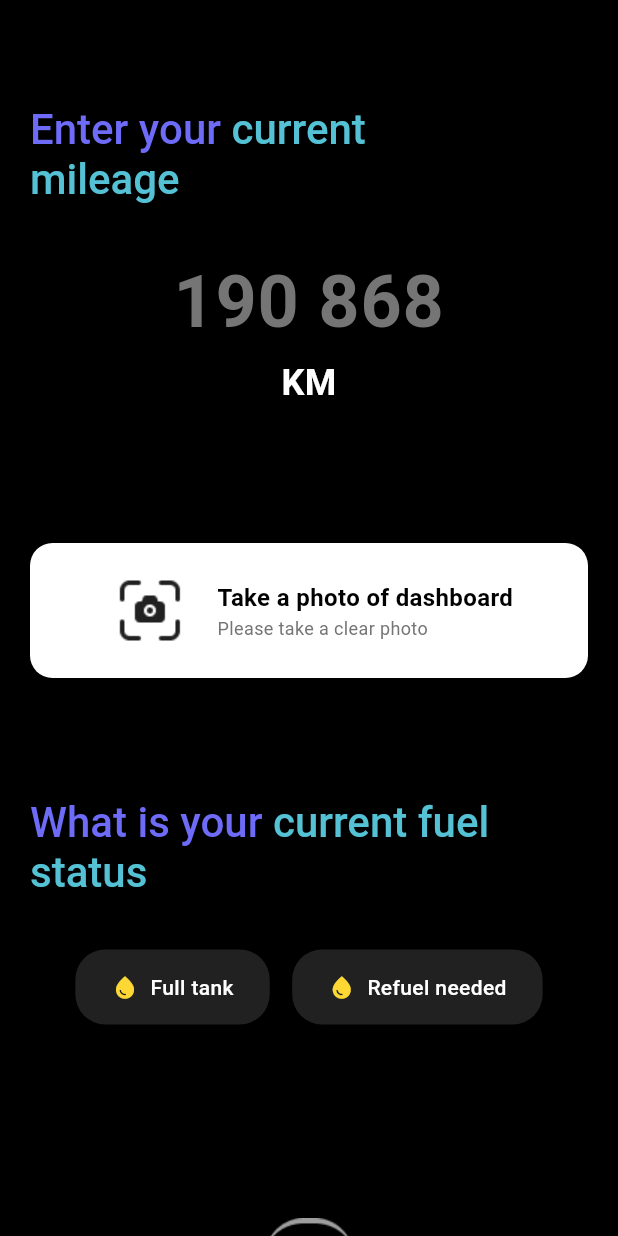
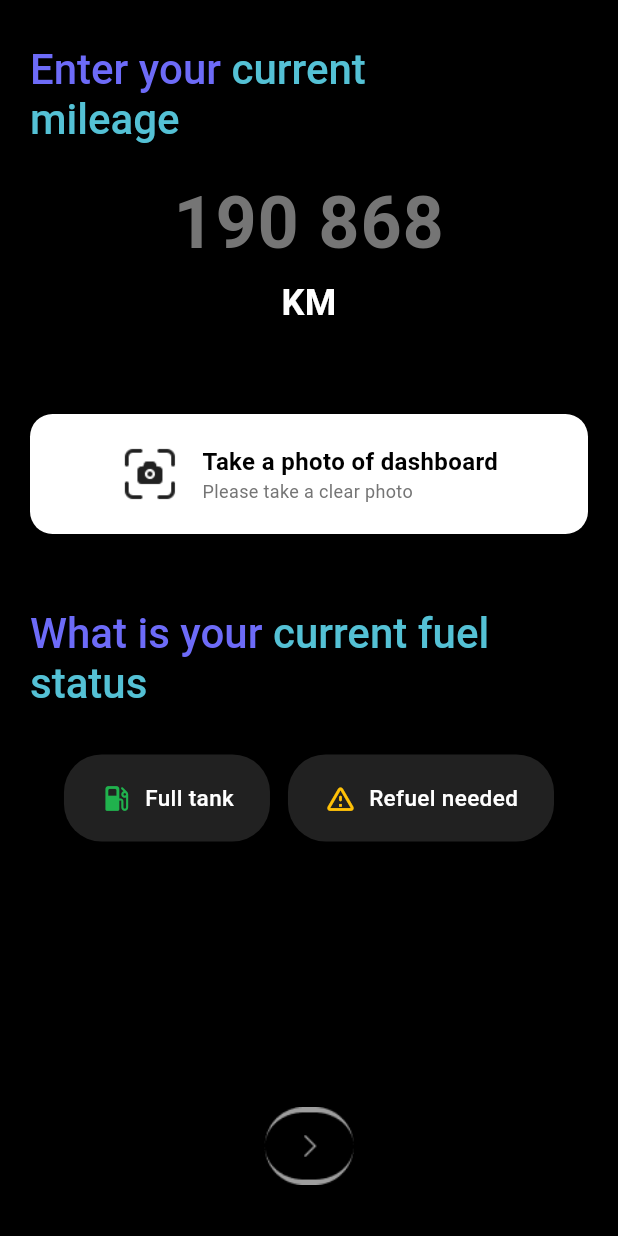
Before and after one commit to DriveOrbit/Driveorbit-App, a Flutter app: the MileageForm screen opened directly, on a phone screen of 412 x 824 dp. Run offline on Flutter 3.47's test engine with Material 3 defaults, Android fonts, the phone set to English and light mode, and no system bars; our stand-ins replace cloud_firestore, firebase_auth, firebase_core, flutter_otp_text_field, flutter_screenutil, geolocator and 4 more; missing offline and left inert: mobile_scanner; accounts and stored records are empty.

Commit message:
feat add custom close icon and change style in form filling

```diff
--- a/lib/Screens/form/page2.dart
+++ b/lib/Screens/form/page2.dart
@@ -65,14 +65,16 @@ class _MileageFormState extends State<MileageForm>
   Widget build(BuildContext context) {
     return Scaffold(
       backgroundColor: Colors.black,
-      body: SingleChildScrollView(
+      body: SafeArea(
         child: Padding(
-          padding: const EdgeInsets.symmetric(horizontal: 20.0, vertical: 70.0),
+          padding: const EdgeInsets.symmetric(horizontal: 20.0, vertical: 10.0),
           child: Column(
             crossAxisAlignment: CrossAxisAlignment.start,
             children: [
-              // Header
-              RichText(
+              // Header - reduced flex and added explicit padding
+              Padding(
+                padding: const EdgeInsets.only(top: 20.0, bottom: 10.0),
+                child: RichText(
                   text: const TextSpan(
                     children: [
                       TextSpan(
@@ -93,10 +95,12 @@ class _MileageFormState extends State<MileageForm>
                     ],
                   ),
                 ),
-              const SizedBox(height: 30),
+              ),
 
               // Mileage Display
-              Center(
+              Container(
+                height: 120, // Fixed height
+                child: Center(
                   child: Column(
                     mainAxisAlignment: MainAxisAlignment.center,
                     crossAxisAlignment: CrossAxisAlignment.stretch,
@@ -136,10 +140,14 @@ class _MileageFormState extends State<MileageForm>
                     ],
                   ),
                 ),
-              const SizedBox(height: 90),
+              ),
 
-              // Camera Button
-              GestureDetector(
+              const SizedBox(height: 50), // Add spacing
+
+              // Camera Button - fixed height container
+              Container(
+                height: 80, // Fixed height
+                child: GestureDetector(
                   onTap: () {/* Add camera logic */},
                   child: Container(
                     width: double.infinity,
@@ -153,10 +161,12 @@ class _MileageFormState extends State<MileageForm>
                       children: [
                         Image.asset(
                           'assets/icons/Camera.png',
-                        width: 60,
+                          width: 40,
+                          height: 40,
                         ),
                         const SizedBox(width: 15),
                         Column(
+                          mainAxisSize: MainAxisSize.min,
                           crossAxisAlignment: CrossAxisAlignment.start,
                           children: [
                             const Text(
@@ -177,10 +187,14 @@ class _MileageFormState extends State<MileageForm>
                     ),
                   ),
                 ),
-              const SizedBox(height: 80),
+              ),
+
+              const SizedBox(height: 50), // Add spacing
 
               // Fuel Status Header
-              RichText(
+              Padding(
+                padding: const EdgeInsets.only(bottom: 20.0),
+                child: RichText(
                   text: const TextSpan(
                     children: [
                       TextSpan(
@@ -200,11 +214,11 @@ class _MileageFormState extends State<MileageForm>
                     ],
                   ),
                 ),
-              const SizedBox(height: 20),
+              ),
 
-              // Fuel Status Selection
-              SizedBox(
-                height: 80, // Fixed height for fuel status area
+              // Fuel Status Selection - increased fixed height
+              Container(
+                height: 80, // Increased height from 60 to 80
                 child: AnimatedBuilder(
                   animation: _animationController,
                   builder: (context, child) {
@@ -216,10 +230,12 @@ class _MileageFormState extends State<MileageForm>
                 ),
               ),
 
-              const SizedBox(height: 100),
+              // Spacer to push button to bottom
+              const Spacer(),
 
               // Next Button
-              Align(
+              Container(
+                height: 100, // Fixed height
                 alignment: Alignment.center,
                 child: SizedBox(
                   width: 80,
@@ -257,10 +273,15 @@ class _MileageFormState extends State<MileageForm>
     if (isFullTank == null) {
       return Row(
         mainAxisAlignment: MainAxisAlignment.center,
+        // Wrap in Flexible to handle potential overflow
         children: [
-          _buildFuelStatusButton("Full tank", true),
-          const SizedBox(width: 15),
-          _buildFuelStatusButton("Refuel needed", false),
+          Flexible(
+            child: _buildFuelStatusButton("Full tank", true),
+          ),
+          const SizedBox(width: 12), // Reduced spacing to prevent overflow
+          Flexible(
+            child: _buildFuelStatusButton("Refuel needed", false),
+          ),
         ],
       );
     } else {
@@ -271,34 +292,79 @@ class _MileageFormState extends State<MileageForm>
 
   Widget _buildFuelStatusButton(String text, bool value) {
     final isSelected = isFullTank == value;
+
+    // Define colors based on selection and button type
+    final Color iconColor = value
+        ? const Color(0xFF20b24d) // Green for full tank
+        : Colors.amber; // Amber for refuel needed
+
+    final Color borderColor = value
+        ? const Color(0xFF20b24d) // Green border for full tank
+        : Colors.amber; // Amber border for refuel needed
+
+    final Color bgColor = isSelected
+        ? Colors.black
+            .withOpacity(0.7) // Slightly transparent black when selected
+        : Colors.grey.shade900; // Default background
+
+    // Button icon based on type
+    final IconData buttonIcon = value
+        ? Icons.local_gas_station_rounded // Gas station icon for full tank
+        : Icons.warning_amber_rounded; // Warning icon for refuel needed
+
     return GestureDetector(
       onTap: () => _handleFuelStatusTap(value),
       child: AnimatedContainer(
         duration: const Duration(milliseconds: 300),
-        padding: const EdgeInsets.symmetric(vertical: 15, horizontal: 24),
+        // Adjust padding to be slightly smaller to fix overflow
+        padding: const EdgeInsets.symmetric(vertical: 18, horizontal: 24),
         decoration: BoxDecoration(
-          color: Colors.grey.shade900,
-          borderRadius: BorderRadius.circular(20),
-          border: isSelected
-              ? Border.all(color: const Color(0xFF6D6BF8), width: 2)
+          color: bgColor,
+          gradient: isSelected
+              ? LinearGradient(
+                  begin: Alignment.topLeft,
+                  end: Alignment.bottomRight,
+                  colors: [
+                    value
+                        ? const Color(0xFF1a8538).withOpacity(0.3)
+                        : Colors.amber.shade700.withOpacity(0.3),
+                    bgColor,
+                  ],
+                )
               : null,
+          borderRadius: BorderRadius.circular(25), // Increased border radius
+          border: Border.all(
+            color: isSelected ? borderColor : Colors.transparent,
+            width: isSelected ? 2.5 : 0, // Slightly thicker border
+          ),
+          boxShadow: [
+            if (isSelected)
+              BoxShadow(
+                color: borderColor.withOpacity(0.5),
+                blurRadius: 10, // Increased blur
+                spreadRadius: 2, // Increased spread
+              ),
+          ],
         ),
         child: Row(
           mainAxisSize: MainAxisSize.min,
           children: [
             Icon(
-              Icons.water_drop,
-              color:
-                  isSelected ? const Color(0xFF20b24d) : Colors.yellow.shade600,
-              size: 18,
+              buttonIcon,
+              color: iconColor,
+              size: 22, // Slightly reduced icon size
             ),
-            const SizedBox(width: 8),
-            Text(
+            const SizedBox(width: 8), // Reduced spacing
+            // Add constraints to text to handle overflow
+            Flexible(
+              child: Text(
                 text,
-              style: const TextStyle(
-                fontSize: 14,
+                style: TextStyle(
+                  fontSize: 15, // Slightly reduced font size
+                  fontWeight: isSelected ? FontWeight.bold : FontWeight.w500,
                   color: Colors.white,
-                fontWeight: FontWeight.w500,
+                ),
+                overflow: TextOverflow.ellipsis,
               ),
             ),
           ],
--- a/lib/screens/qr_scan/qr_scan_page.dart
+++ b/lib/screens/qr_scan/qr_scan_page.dart
@@ -44,14 +44,17 @@ class _ScanCodePageState extends State<ScanCodePage> {
 
           // Close button positioned at the bottom center
           Positioned(
-            bottom: 40, // Adjust the distance from the bottom
+            bottom: 55,
             left: 0,
             right: 0,
             child: Center(
               child: IconButton(
-                icon: const Icon(
-                  Icons.close,
-                  size: 36,
+                iconSize: 66, // Maintain the same icon button size
+                padding: EdgeInsets.zero, // Maintain zero padding
+                icon: Image.asset(
+                  'assets/icons/Nav-close.png',
+                  width: 55,
+                  height: 60, // Maintain the same dimensions
                   color: Colors.white,
                 ),
                 onPressed: () {
```
Also changed, not shown: assets/icons/Nav-close.png (added). Lines whose indentation alone changed are shown as unchanged.
